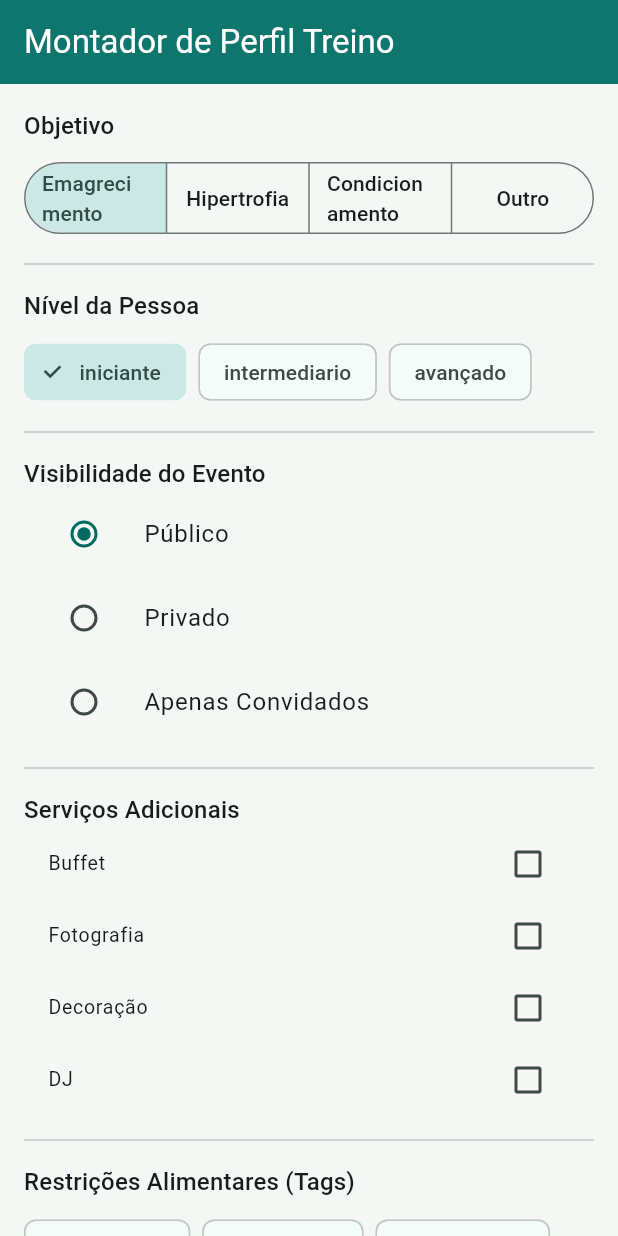
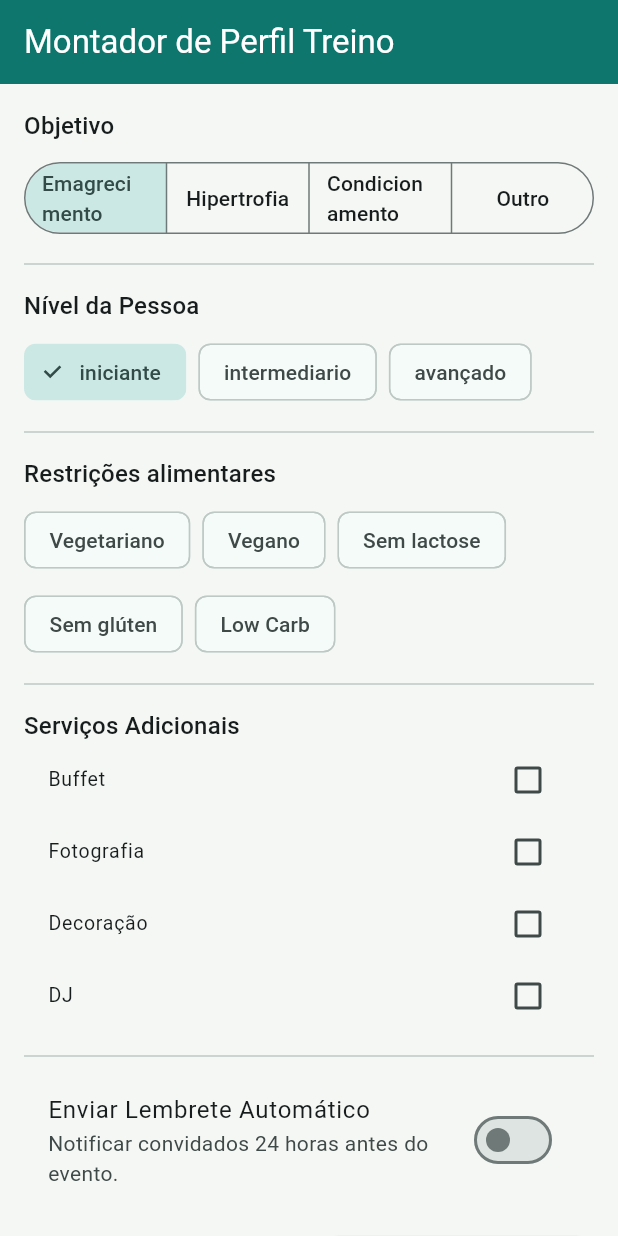
Before and after one commit to Keeelima/flutter-atv-02-perfil-treino, a Flutter app: the screen it shows after launch, on a phone screen of 412 x 824 dp. Run offline on Flutter 3.47's test engine with Material 3 defaults, Android fonts, the phone set to English and light mode, and no system bars.

Commit message:
Restrições

```diff
--- a/lib/main.dart
+++ b/lib/main.dart
@@ -59,15 +59,12 @@ class AgendamentoEventoTela extends StatefulWidget {
   State<AgendamentoEventoTela> createState() => _AgendamentoEventoTelaState();
 }
 
-enum Visibilidade { public, private, vip }
-
 class _AgendamentoEventoTelaState extends State<AgendamentoEventoTela> {
   // --- 1. Valores Padrão (para reset) ---
   static final DateTime _dataPadrao = DateTime.now();
   static const TimeOfDay _horarioPadrao = TimeOfDay(hour: 19, minute: 0);
   static const String _tipoPadrao = 'Emagrecimento';
   static const String _nivelPessoaPadrao = 'iniciante';
-  static const Visibilidade _visibilidadePadrao = Visibilidade.public;
   static final Map<String, bool> _servicosPadrao = {
     'Buffet': false,
     'Fotografia': false,
@@ -79,13 +76,14 @@ class _AgendamentoEventoTelaState extends State<AgendamentoEventoTela> {
     'intermediario',
     'avançado',
   ];
-  static const List<String> _tagsDisponiveis = [
+  static const List<String> _restricoesAlimentaresDisponiveis = [
     'Vegetariano',
-    'Sem Glúten',
-    'Sem Lactose',
     'Vegano',
+    'Sem lactose',
+    'Sem glúten',
+    'Low Carb',
   ];
-  static const List<String> _tagsPadrao = [];
+  static const List<String> _restricoesAlimentaresPadrao = [];
   static const bool _notificacaoAtivaPadrao = false;
 
   // --- 2. Variáveis de Estado ---
@@ -93,9 +91,10 @@ class _AgendamentoEventoTelaState extends State<AgendamentoEventoTela> {
   TimeOfDay _horarioSelecionado = _horarioPadrao;
   String _tipoObjetivoSelecionado = _tipoPadrao;
   String _nivelPessoa = _nivelPessoaPadrao;
-  Visibilidade _visibilidadeSelecionada = _visibilidadePadrao;
   Map<String, bool> _servicosSelecionados = Map.from(_servicosPadrao);
-  List<String> _tagsSelecionadas = List<String>.from(_tagsPadrao);
+  List<String> _restricoesAlimentaresSelecionadas = List<String>.from(
+    _restricoesAlimentaresPadrao,
+  );
   bool _notificacaoAtiva = _notificacaoAtivaPadrao;
 
   @override
@@ -109,9 +108,10 @@ class _AgendamentoEventoTelaState extends State<AgendamentoEventoTela> {
     _horarioSelecionado = _horarioPadrao;
     _tipoObjetivoSelecionado = _tipoPadrao;
     _nivelPessoa = _nivelPessoaPadrao;
-    _visibilidadeSelecionada = _visibilidadePadrao;
     _servicosSelecionados = Map.from(_servicosPadrao);
-    _tagsSelecionadas = List<String>.from(_tagsPadrao);
+    _restricoesAlimentaresSelecionadas = List<String>.from(
+      _restricoesAlimentaresPadrao,
+    );
     _notificacaoAtiva = _notificacaoAtivaPadrao;
   }
 
@@ -130,9 +130,8 @@ class _AgendamentoEventoTelaState extends State<AgendamentoEventoTela> {
     debugPrint('Horário: ${_horarioSelecionado.format(context)}');
     debugPrint('Tipo de Evento: $_tipoObjetivoSelecionado');
     debugPrint('Nível da Pessoa: $_nivelPessoa');
-    debugPrint('Visibilidade: $_visibilidadeSelecionada');
     debugPrint('Serviços selecionados: $_servicosSelecionados');
-    debugPrint('Restrições Alimentares: $_tagsSelecionadas');
+    debugPrint('Restrições Alimentares: $_restricoesAlimentaresSelecionadas');
     debugPrint('Lembrete Automático: $_notificacaoAtiva');
     debugPrint('==============================');
 
@@ -245,37 +244,40 @@ class _AgendamentoEventoTelaState extends State<AgendamentoEventoTela> {
               }).toList(),
             ),
             const Divider(height: 32),
-            // --- 5. Rádio ---
+            // --- 5. FilterChip ---
             Text(
-              'Visibilidade do Evento',
+              'Restrições alimentares',
               style: Theme.of(context).textTheme.titleMedium,
             ),
-            RadioGroup<Visibilidade>(
-              groupValue: _visibilidadeSelecionada,
-              onChanged: (visibilidade) {
-                if (visibilidade != null) {
-                  setState(() {
-                    _visibilidadeSelecionada = visibilidade;
-                  });
-                  debugPrint('[DEBUG - Radio] Visibilidade: $visibilidade');
-                }
-              },
-              child: Column(
-                children: [
-                  ListTile(
-                    title: const Text('Público'),
-                    leading: Radio<Visibilidade>(value: Visibilidade.public),
-                  ),
-                  ListTile(
-                    title: const Text('Privado'),
-                    leading: Radio<Visibilidade>(value: Visibilidade.private),
-                  ),
-                  ListTile(
-                    title: const Text('Apenas Convidados'),
-                    leading: Radio<Visibilidade>(value: Visibilidade.vip),
-                  ),
-                ],
-              ),
+            const SizedBox(height: 8),
+            Wrap(
+              spacing: 8,
+              runSpacing: 8,
+              children: _restricoesAlimentaresDisponiveis.map((restricao) {
+                final selecionada = _restricoesAlimentaresSelecionadas.contains(
+                  restricao,
+                );
+                return FilterChip(
+                  label: Text(restricao),
+                  selected: selecionada,
+                  onSelected: (bool selecionado) {
+                    setState(() {
+                      if (selecionado) {
+                        if (!_restricoesAlimentaresSelecionadas.contains(
+                          restricao,
+                        )) {
+                          _restricoesAlimentaresSelecionadas.add(restricao);
+                        }
+                      } else {
+                        _restricoesAlimentaresSelecionadas.remove(restricao);
+                      }
+                    });
+                    debugPrint(
+                      '[DEBUG - FilterChip] Restrição "$restricao" ${selecionado ? "adicionada" : "removida"}. Lista atual: $_restricoesAlimentaresSelecionadas',
+                    );
+                  },
+                );
+              }).toList(),
             ),
             const Divider(height: 32),
             // --- 6. Checkbox ---
@@ -301,36 +303,7 @@ class _AgendamentoEventoTelaState extends State<AgendamentoEventoTela> {
               }).toList(),
             ),
             const Divider(height: 32),
-            // --- 7. Chip (FilterChip) ---
-            Text(
-              'Restrições Alimentares (Tags)',
-              style: Theme.of(context).textTheme.titleMedium,
-            ),
-            const SizedBox(height: 8),
-            Wrap(
-              spacing: 8,
-              children: _tagsDisponiveis.map((tag) {
-                final selecionada = _tagsSelecionadas.contains(tag);
-                return FilterChip(
-                  label: Text(tag),
-                  selected: selecionada,
-                  onSelected: (bool selecionado) {
-                    setState(() {
-                      if (selecionado) {
-                        _tagsSelecionadas.add(tag);
-                      } else {
-                        _tagsSelecionadas.remove(tag);
-                      }
-                    });
-                    debugPrint(
-                      '[DEBUG - Chip] Tag "$tag" ${selecionado ? "adicionada" : "removida"}. Lista atual: $_tagsSelecionadas',
-                    );
-                  },
-                );
-              }).toList(),
-            ),
-            const Divider(height: 32),
-            // --- 8. Switch ---
+            // --- 7. Switch ---
             SwitchListTile(
               title: const Text('Enviar Lembrete Automático'),
               subtitle: const Text(
```
